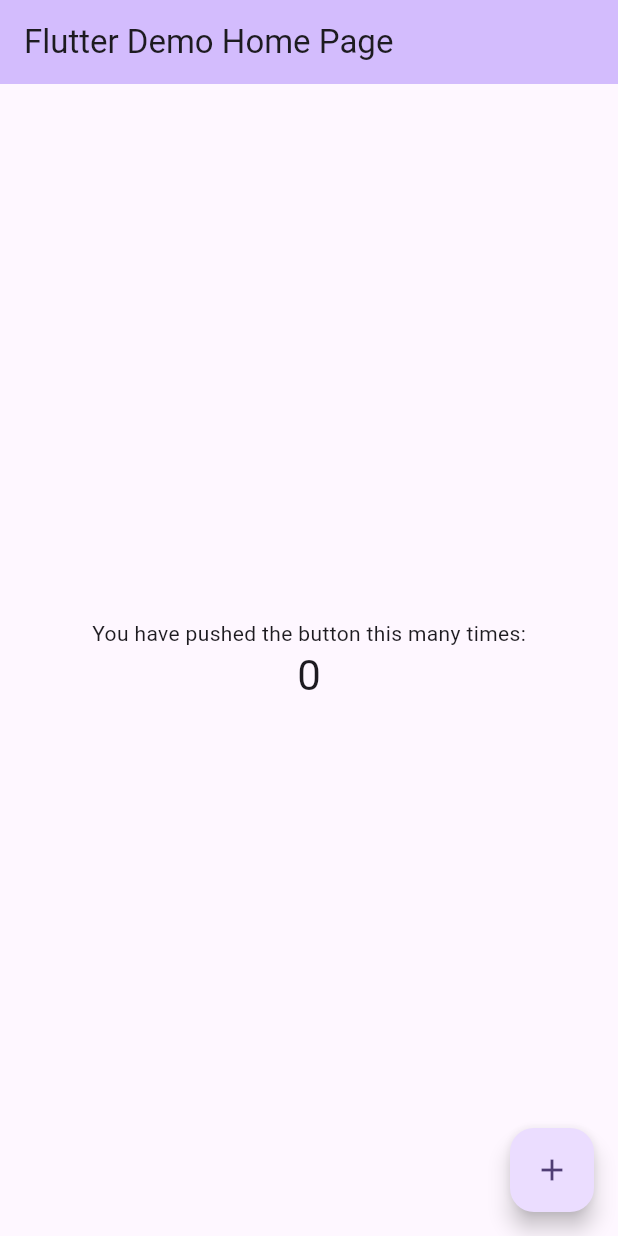
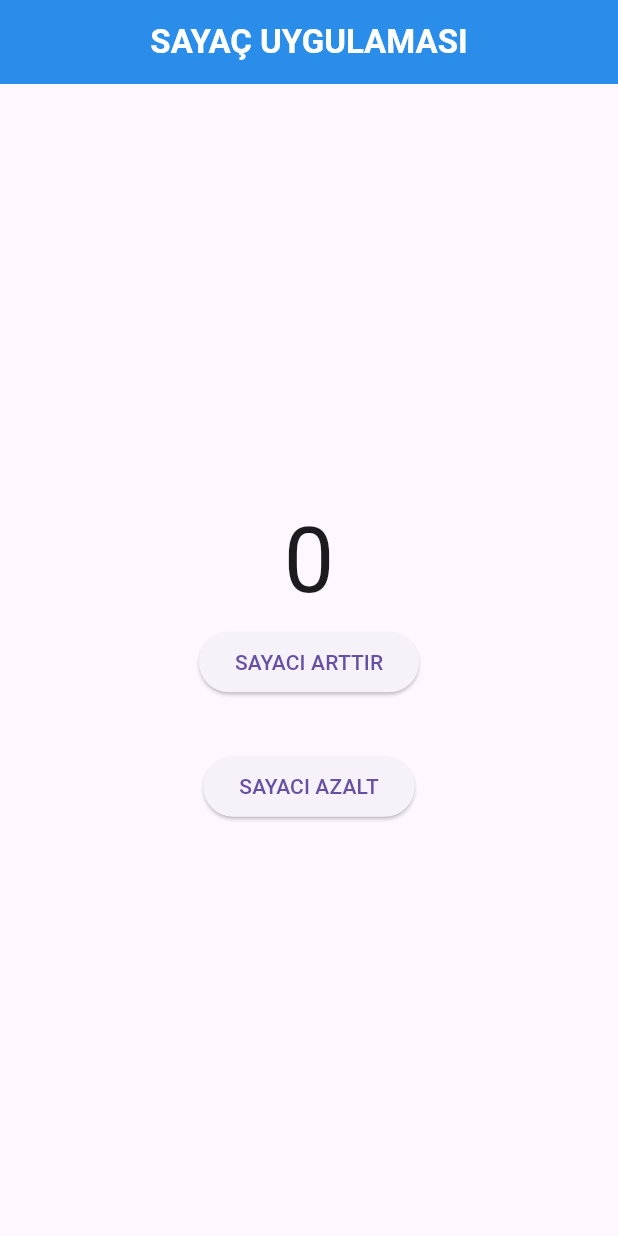
Before and after one commit to fatihozcvk/sayac_uygulamasi, a Flutter app: the screen it shows after launch, on a phone screen of 412 x 824 dp. Run offline on Flutter 3.47's test engine with Material 3 defaults, Android fonts, the phone set to English and light mode, and no system bars.

Commit message:
sayac aktif edildi

```diff
--- a/lib/main.dart
+++ b/lib/main.dart
@@ -1,122 +1,90 @@
 import 'package:flutter/material.dart';
 
-void main() {
-  runApp(const MyApp());
+void main(){
+  runApp(SayacApp());
 }
 
-class MyApp extends StatelessWidget {
-  const MyApp({super.key});
-
-  // This widget is the root of your application.
+class SayacApp extends StatelessWidget{
   @override
   Widget build(BuildContext context) {
     return MaterialApp(
-      title: 'Flutter Demo',
-      theme: ThemeData(
-        // This is the theme of your application.
-        //
-        // TRY THIS: Try running your application with "flutter run". You'll see
-        // the application has a purple toolbar. Then, without quitting the app,
-        // try changing the seedColor in the colorScheme below to Colors.green
-        // and then invoke "hot reload" (save your changes or press the "hot
-        // reload" button in a Flutter-supported IDE, or press "r" if you used
-        // the command line to start the app).
-        //
-        // Notice that the counter didn't reset back to zero; the application
-        // state is not lost during the reload. To reset the state, use hot
-        // restart instead.
-        //
-        // This works for code too, not just values: Most code changes can be
-        // tested with just a hot reload.
-        colorScheme: ColorScheme.fromSeed(seedColor: Colors.deepPurple),
-      ),
-      home: const MyHomePage(title: 'Flutter Demo Home Page'),
+      debugShowCheckedModeBanner: false,
+      home: Sayfa1(),
     );
   }
+
 }
 
-class MyHomePage extends StatefulWidget {
-  const MyHomePage({super.key, required this.title});
-
-  // This widget is the home page of your application. It is stateful, meaning
-  // that it has a State object (defined below) that contains fields that affect
-  // how it looks.
-
-  // This class is the configuration for the state. It holds the values (in this
-  // case the title) provided by the parent (in this case the App widget) and
-  // used by the build method of the State. Fields in a Widget subclass are
-  // always marked "final".
-
-  final String title;
+class Sayfa1 extends StatefulWidget {
+  const Sayfa1({super.key});
 
   @override
-  State<MyHomePage> createState() => _MyHomePageState();
+  State<Sayfa1> createState() => _Sayfa1State();
 }
 
-class _MyHomePageState extends State<MyHomePage> {
-  int _counter = 0;
+class _Sayfa1State extends State<Sayfa1> {
 
-  void _incrementCounter() {
+  int sayac = 0;
+
+  void azalt(){
     setState(() {
-      // This call to setState tells the Flutter framework that something has
-      // changed in this State, which causes it to rerun the build method below
-      // so that the display can reflect the updated values. If we changed
-      // _counter without calling setState(), then the build method would not be
-      // called again, and so nothing would appear to happen.
-      _counter++;
+      sayac--;
+    });
+  }
+
+  void arttir(){
+    setState(() {
+      sayac++;
     });
   }
 
   @override
   Widget build(BuildContext context) {
-    // This method is rerun every time setState is called, for instance as done
-    // by the _incrementCounter method above.
-    //
-    // The Flutter framework has been optimized to make rerunning build methods
-    // fast, so that you can just rebuild anything that needs updating rather
-    // than having to individually change instances of widgets.
     return Scaffold(
       appBar: AppBar(
-        // TRY THIS: Try changing the color here to a specific color (to
-        // Colors.amber, perhaps?) and trigger a hot reload to see the AppBar
-        // change color while the other colors stay the same.
-        backgroundColor: Theme.of(context).colorScheme.inversePrimary,
-        // Here we take the value from the MyHomePage object that was created by
-        // the App.build method, and use it to set our appbar title.
-        title: Text(widget.title),
+        backgroundColor: Colors.blue,
+        title: Center(child: Text(
+            "SAYAÇ UYGULAMASI",
+            style: TextStyle(
+              fontWeight: FontWeight.bold,
+              color: Colors.white
+            ),
+        )
+        ),
+        elevation: 10,
       ),
       body: Center(
-        // Center is a layout widget. It takes a single child and positions it
-        // in the middle of the parent.
         child: Column(
-          // Column is also a layout widget. It takes a list of children and
-          // arranges them vertically. By default, it sizes itself to fit its
-          // children horizontally, and tries to be as tall as its parent.
-          //
-          // Column has various properties to control how it sizes itself and
-          // how it positions its children. Here we use mainAxisAlignment to
-          // center the children vertically; the main axis here is the vertical
-          // axis because Columns are vertical (the cross axis would be
-          // horizontal).
-          //
-          // TRY THIS: Invoke "debug painting" (choose the "Toggle Debug Paint"
-          // action in the IDE, or press "p" in the console), to see the
-          // wireframe for each widget.
           mainAxisAlignment: MainAxisAlignment.center,
-          children: <Widget>[
-            const Text('You have pushed the button this many times:'),
+          crossAxisAlignment: CrossAxisAlignment.center,
+          children: [
             Text(
-              '$_counter',
-              style: Theme.of(context).textTheme.headlineMedium,
+                "$sayac",
+                style: TextStyle(
+                  fontSize: 60
+                ),
             ),
+            ElevatedButton(
+                onPressed: () {
+                  arttir();
+                },
+                child: Text("SAYACI ARTTIR")
+            ),
+            SizedBox(
+              height: 35,
+            ),
+            ElevatedButton(
+                onPressed: () {
+                  azalt();
+                },
+                child: Text("SAYACI AZALT")
+            ),
+
           ],
         ),
       ),
-      floatingActionButton: FloatingActionButton(
-        onPressed: _incrementCounter,
-        tooltip: 'Increment',
-        child: const Icon(Icons.add),
-      ), // This trailing comma makes auto-formatting nicer for build methods.
+
+
     );
   }
 }
```
